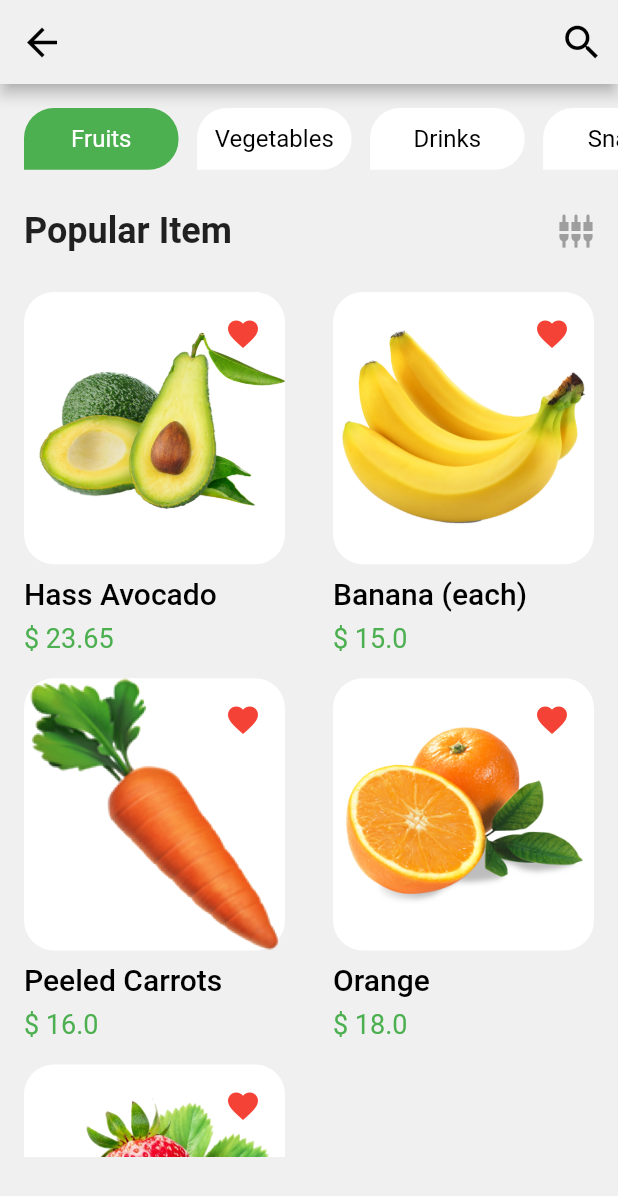
After one commit to quocbao238/Grocery-Delivery-App, a Flutter app: the screen it shows after launch, after a tap on "View More", on a phone screen of 412 x 824 dp. The commit adds this screen. Shown: the top 1196 px of the screen. Run offline on Flutter 3.47's test engine with Material 2 defaults, Android fonts, the phone set to English and light mode, and no system bars; our stand-ins replace bottom_navy_bar.

Commit message:
Update part2

```diff
--- /dev/null
+++ b/lib/freshPage.dart
@@ -0,0 +1,229 @@
+import 'package:flutter/material.dart';
+
+import 'custom_widget/marginBox.dart';
+import 'model/data.dart';
+import 'model/data.dart';
+import 'model/data.dart';
+import 'model/data.dart';
+import 'model/data.dart';
+import 'model/data.dart';
+import 'model/data.dart';
+import 'model/data.dart';
+
+class FreshProducePage extends StatefulWidget {
+  @override
+  _FreshProducePageState createState() => _FreshProducePageState();
+}
+
+class _FreshProducePageState extends State<FreshProducePage> {
+  String selectName = "Fruits";
+  @override
+  Widget build(BuildContext context) {
+    double width = MediaQuery.of(context).size.width;
+    double height = MediaQuery.of(context).size.height;
+    double szText = MediaQuery.of(context).textScaleFactor;
+    double padding = width * 0.03;
+    return Scaffold(
+      appBar: buildAppBar(),
+      backgroundColor: Color.fromRGBO(240, 240, 240, 1),
+      body: SingleChildScrollView(
+        child: Column(
+          children: <Widget>[
+            BoxMargin(isVertical: true),
+            buildCategories(height, width, padding, szText),
+            BoxMargin(isVertical: true),
+            buildPopularItem(height, szText),
+            BoxMargin(isVertical: true),
+            buildItemCard(height, width, szText)
+          ],
+        ),
+      ),
+    );
+  }
+
+  Widget buildItemCard(double height, double width, double szText) {
+    return selectName == "Fruits"
+        ? buidItemCardFruitsData(height, width, szText)
+        : buildItemCardNonData(height, szText);
+  }
+
+  Widget buidItemCardFruitsData(double height, double width, double szText) {
+    return Container(
+        height: height * 0.7,
+        width: width,
+        child: GridView.count(
+            scrollDirection: Axis.vertical,
+            crossAxisCount: 2,
+            childAspectRatio: 0.8,
+            children: List.generate(fruits.length, (index) {
+              return Container(
+                height: height * 0.3,
+                margin: EdgeInsets.only(left: 16.0, right: 16.0, bottom: 16.0),
+                child: Column(
+                  mainAxisAlignment: MainAxisAlignment.end,
+                  crossAxisAlignment: CrossAxisAlignment.start,
+                  children: <Widget>[
+                    Expanded(
+                      child: Container(
+                        decoration: BoxDecoration(
+                          borderRadius: BorderRadius.circular(20),
+                          color: Colors.white,
+                        ),
+                        child: Stack(
+                          children: <Widget>[
+                            Positioned(
+                              top: 16,
+                              right: 16,
+                              child: Container(
+                                  width: 24.0,
+                                  height: 24.0,
+                                  child: Center(
+                                      child: Icon(
+                                    Icons.favorite,
+                                    color: Colors.red,
+                                    size: 24.0,
+                                  ))),
+                            ),
+                          Center(
+                            child: Container(
+                              width: double.maxFinite*2/3,
+                              height: double.maxFinite*2/3,
+                              child: Image.asset(fruits[index].imageContent),
+                            ),
+                          )
+                          ],
+                        ),
+                      ),
+                    ),
+                    BoxMargin(isVertical: true, multi: 1),
+                    Text(
+                      "${fruits[index].name}",
+                      style: TextStyle(
+                          color: Colors.black,
+                          fontSize: 20.0 * szText,
+                          fontWeight: FontWeight.w500),
+                    ),
+                    BoxMargin(isVertical: true, multi: 1),
+                    Text(
+                      "\$ ${fruits[index].price}",
+                      style: TextStyle(
+                          color: Colors.green,
+                          fontSize: 18.0 * szText,
+                          fontWeight: FontWeight.w400),
+                    ),
+                  ],
+                ),
+              );
+            })));
+  }
+
+  Widget buildItemCardNonData(double height, double szText) {
+    return Container(
+      height: height * 0.7,
+      child: Center(
+          child: Text(
+        selectName,
+        style: TextStyle(
+          color: Colors.black,
+          fontWeight: FontWeight.w600,
+          fontSize: 24.0 * szText,
+        ),
+      )),
+    );
+  }
+
+  Widget buildPopularItem(double height, double szText) {
+    return Container(
+      margin: EdgeInsets.only(left: 16.0, right: 16.0),
+      height: height * 0.06,
+      child: Row(
+        crossAxisAlignment: CrossAxisAlignment.center,
+        mainAxisAlignment: MainAxisAlignment.spaceBetween,
+        children: <Widget>[
+          Text(
+            "Popular Item",
+            style: TextStyle(
+              fontWeight: FontWeight.w600,
+              fontSize: 24 * szText,
+            ),
+          ),
+          Icon(
+            Icons.settings_input_component,
+            color: Colors.grey[500],
+          ),
+        ],
+      ),
+    );
+  }
+
+  Widget buildCategories(
+      double height, double width, double padding, double szText) {
+    return Container(
+      height: height * 0.05,
+      margin: EdgeInsets.only(left: 16.0),
+      width: width,
+      child: ListView.builder(
+          scrollDirection: Axis.horizontal,
+          itemCount: categories.length,
+          itemBuilder: (context, index) {
+            return GestureDetector(
+              onTap: () {
+                setState(() {
+                  selectName = categories[index].nameCategory;
+                });
+              },
+              child: Container(
+                margin: EdgeInsets.only(right: padding),
+                width: width * 0.25,
+                height: height * 0.05,
+                decoration: BoxDecoration(
+                  borderRadius: BorderRadius.only(
+                      bottomRight: Radius.circular(20),
+                      topLeft: Radius.circular(20),
+                      topRight: Radius.circular(20)),
+                  color: selectName == categories[index].nameCategory
+                      ? Colors.green
+                      : Colors.white,
+                ),
+                child: Center(
+                  child: Text(
+                    "${categories[index].nameCategory}",
+                    style: TextStyle(
+                        color: selectName == categories[index].nameCategory
+                            ? Colors.white
+                            : Colors.black,
+                        fontSize: 16 * szText,
+                        fontWeight: FontWeight.w400),
+                  ),
+                ),
+              ),
+            );
+          }),
+    );
+  }
+
+  Widget buildAppBar() {
+    return AppBar(
+      backgroundColor: Color.fromRGBO(240, 240, 240, 1),
+      centerTitle: true,
+      leading: IconButton(
+        onPressed: () {},
+        icon: Icon(
+          Icons.arrow_back,
+          color: Colors.black,
+          size: 30.0,
+        ),
+      ),
+      actions: <Widget>[
+        IconButton(
+          onPressed: () {},
+          icon: Icon(
+            Icons.search,
+            size: 30.0,
+            color: Colors.black,
+          ),
+        )
+      ],
+    );
+  }
+}
--- a/lib/home_screen.dart
+++ b/lib/home_screen.dart
@@ -1,6 +1,7 @@
 import 'package:bottom_navy_bar/bottom_navy_bar.dart';
 import 'package:flutter/material.dart';
 import 'package:grocery_delivery/custom_widget/marginBox.dart';
+import 'package:grocery_delivery/freshPage.dart';
 import 'package:grocery_delivery/model/data.dart';
 
 class HomeScreen extends StatefulWidget {
@@ -220,10 +221,11 @@ class _HomeScreenState extends State<HomeScreen> {
       height: height * 0.08,
       child: Row(
         mainAxisAlignment: MainAxisAlignment.spaceBetween,
-        crossAxisAlignment: CrossAxisAlignment.end,
+        crossAxisAlignment: CrossAxisAlignment.center,
         children: <Widget>[
           Column(
             crossAxisAlignment: CrossAxisAlignment.start,
+            mainAxisAlignment: MainAxisAlignment.center,
             children: <Widget>[
               Text(
                 'Offers',
@@ -243,12 +245,24 @@ class _HomeScreenState extends State<HomeScreen> {
               ),
             ],
           ),
-          Text(
-            'View More',
-            style: TextStyle(
-              color: Colors.grey[400],
-              fontWeight: FontWeight.w400,
-              fontSize: 14.0 * szText,
+          GestureDetector(
+            onTap: (){
+              Navigator.push(context,MaterialPageRoute(builder: (context) => FreshProducePage()));
+            },
+                      child: Container(
+              height: height * 0.08,
+              width: height * 0.08,
+
+              child: Center(
+                child: Text(
+                  'View More',
+                  style: TextStyle(
+                    color: Colors.grey[400],
+                    fontWeight: FontWeight.w400,
+                    fontSize: 14.0 * szText,
+                  ),
+                ),
+              ),
             ),
           ),
         ],
```
